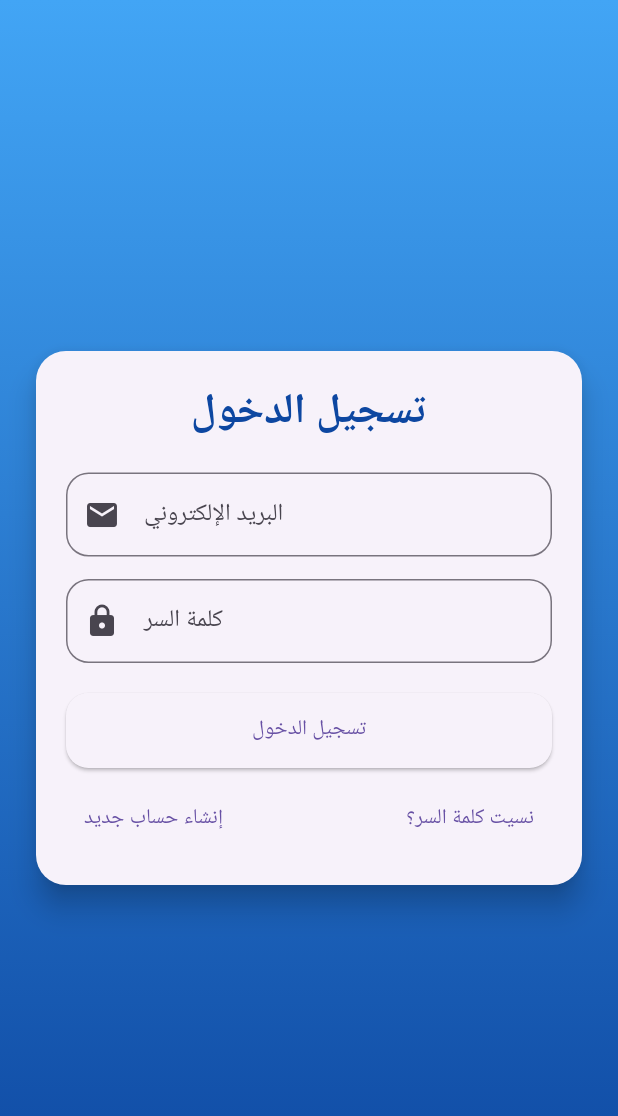
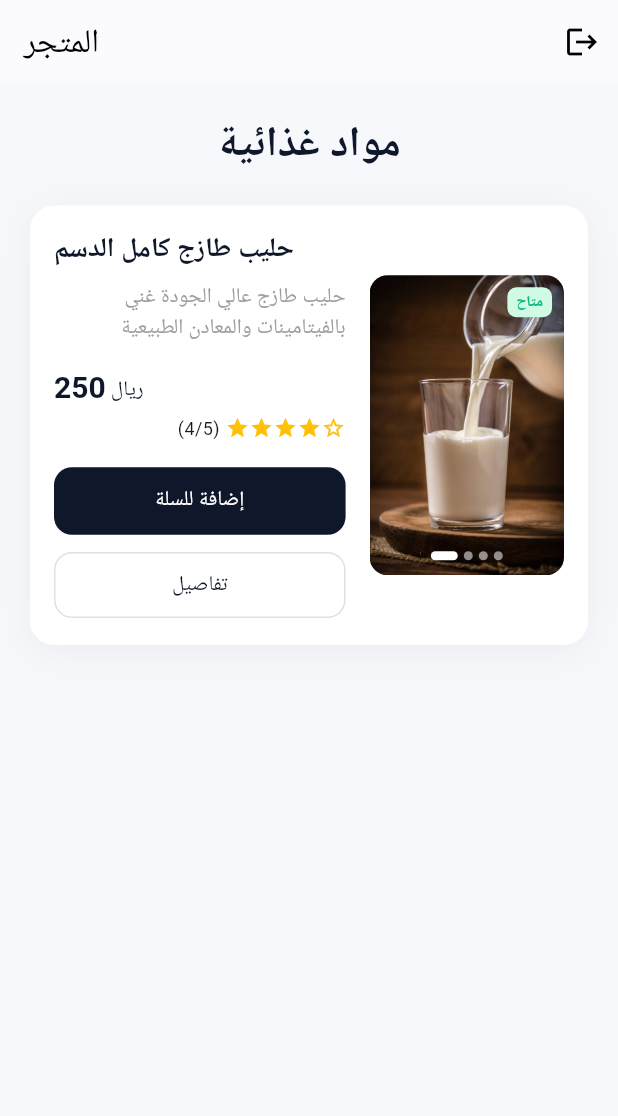
Before and after one commit to tareq-alomari/Mobile-Development, a Flutter app: the screen it shows after launch, on a phone screen of 412 x 824 dp. Shown: the top 1116 px of the screen. Run offline on Flutter 3.47's test engine with Material 3 defaults, Android fonts, the phone set to English and light mode, and no system bars; Roboto replaces fonts that are missing (Cairo).

Commit message:
مهمة عرض بيانات المنتج

```diff
--- /dev/null
+++ b/lib/home_page.dart
@@ -0,0 +1,38 @@
+import 'package:flutter/material.dart';
+import 'product_card.dart';
+
+class HomePage extends StatelessWidget {
+  const HomePage({super.key});
+
+  @override
+  Widget build(BuildContext context) {
+    return Scaffold(
+      backgroundColor: const Color(0xFFF7F8FC),
+      appBar: AppBar(
+        title: const Text('المتجر'),
+        backgroundColor: Colors.white,
+        foregroundColor: Colors.black,
+        elevation: 0.5,
+        automaticallyImplyLeading: false,
+        actions: [
+          IconButton(
+            icon: const Icon(Icons.logout),
+            onPressed: () {
+              Navigator.pushReplacementNamed(context, '/login');
+            },
+          ),
+        ],
+      ),
+      body: SafeArea(
+        child: ListView(
+          padding: const EdgeInsets.all(20.0),
+          children: const [
+            ProductCard(),
+            SizedBox(height: 20),
+            // ProductCard(),
+          ],
+        ),
+      ),
+    );
+  }
+}
--- a/lib/main.dart
+++ b/lib/main.dart
@@ -2,9 +2,11 @@ import 'package:flutter/material.dart';
 import 'login_page.dart';
 import 'signup_page.dart';
 import 'reset_password_page.dart';
+import 'home_page.dart';
 
+//---------------------------------------------------------
 void main() {
-  runApp(StoreApp());
+  runApp(const StoreApp());
 }
 
 class StoreApp extends StatelessWidget {
@@ -15,14 +17,13 @@ class StoreApp extends StatelessWidget {
     return MaterialApp(
       title: 'Store App',
       debugShowCheckedModeBanner: false,
-      theme: ThemeData(
-        primarySwatch: Colors.blue,
-      ),
-      initialRoute: '/login',
+      theme: ThemeData(primarySwatch: Colors.blue, fontFamily: 'Cairo'),
+      initialRoute: '/home',
       routes: {
         '/login': (context) => LoginPage(),
         '/signup': (context) => SignupPage(),
         '/reset': (context) => ResetPasswordPage(),
+        '/home': (context) => HomePage(), //
       },
     );
   }
--- /dev/null
+++ b/lib/product_card.dart
@@ -0,0 +1,266 @@
+// lib/product_card.dart
+import 'package:flutter/material.dart';
+
+class ProductCard extends StatefulWidget {
+  const ProductCard({super.key});
+
+  @override
+  State<ProductCard> createState() => _ProductCardState();
+}
+
+class _ProductCardState extends State<ProductCard> {
+  final List<String> productImages = [
+    'assets/images/1.jpg',
+    'assets/images/2.jpg',
+    'assets/images/3.jpg',
+    'assets/images/4.jpg',
+  ];
+
+  int _currentPage = 0;
+
+  @override
+  Widget build(BuildContext context) {
+    return Column(
+      children: [
+        const Text(
+          'مواد غذائية',
+          style: TextStyle(
+            fontFamily: 'Cairo',
+            fontSize: 28,
+            fontWeight: FontWeight.bold,
+            color: Color(0xFF0F172A),
+          ),
+        ),
+        const SizedBox(height: 20),
+
+        //---------------------------------------------------------
+        Container(
+          decoration: BoxDecoration(
+            color: Colors.white,
+            borderRadius: BorderRadius.circular(16.0),
+            boxShadow: [
+              BoxShadow(
+                color: Colors.black.withValues(alpha: 0.05),
+                blurRadius: 20,
+                offset: const Offset(0, 4),
+              ),
+            ],
+          ),
+          child: Padding(
+            padding: const EdgeInsets.all(16.0),
+            child: Row(
+              children: [
+                Expanded(
+                  flex: 3,
+                  child: Column(
+                    crossAxisAlignment: CrossAxisAlignment.start,
+                    children: [
+                      //---------------------------------------------------------
+                      const Text(
+                        'حليب طازج كامل الدسم',
+                        style: TextStyle(
+                          fontSize: 18,
+                          fontWeight: FontWeight.bold,
+                          color: Color(0xFF0F172A),
+                        ),
+                        textAlign: TextAlign.right,
+                      ),
+                      const SizedBox(height: 8),
+                      const Text(
+                        'حليب طازج عالي الجودة غني بالفيتامينات والمعادن الطبيعية',
+                        style: TextStyle(fontSize: 14, color: Colors.grey),
+                        textAlign: TextAlign.right,
+                      ),
+                      const SizedBox(height: 16),
+
+                      //---------------------------------------------------------
+                      RichText(
+                        textAlign: TextAlign.right,
+                        text: const TextSpan(
+                          style: TextStyle(
+                            fontFamily: 'Cairo',
+                            color: Color(0xFF0F172A),
+                          ),
+                          children: [
+                            TextSpan(
+                              text: '250',
+                              style: TextStyle(
+                                fontSize: 20,
+                                fontWeight: FontWeight.bold,
+                              ),
+                            ),
+                            TextSpan(
+                              text: ' ريال',
+                              style: TextStyle(fontSize: 14),
+                            ),
+                          ],
+                        ),
+                      ),
+                      const SizedBox(height: 8),
+
+                      //---------------------------------------------------------
+                      const Row(
+                        mainAxisAlignment: MainAxisAlignment.end,
+                        children: [
+                          Text('(4/5)', style: TextStyle(fontSize: 12)),
+                          SizedBox(width: 4),
+                          Icon(Icons.star, color: Colors.amber, size: 16),
+                          Icon(Icons.star, color: Colors.amber, size: 16),
+                          Icon(Icons.star, color: Colors.amber, size: 16),
+                          Icon(Icons.star, color: Colors.amber, size: 16),
+                          Icon(
+                            Icons.star_border,
+                            color: Colors.amber,
+                            size: 16,
+                          ),
+                        ],
+                      ),
+                      const SizedBox(height: 16),
+
+                      //---------------------------------------------------------
+                      Column(
+                        children: [
+                          SizedBox(
+                            width: double.infinity,
+                            child: ElevatedButton(
+                              onPressed: () {},
+                              style: ElevatedButton.styleFrom(
+                                backgroundColor: const Color(0xFF0F172A),
+                                foregroundColor: Colors.white,
+                                padding: const EdgeInsets.symmetric(
+                                  vertical: 12,
+                                ),
+                                shape: RoundedRectangleBorder(
+                                  borderRadius: BorderRadius.circular(12.0),
+                                ),
+                                elevation: 0,
+                              ),
+                              child: const Text('إضافة للسلة'),
+                            ),
+                          ),
+                          const SizedBox(height: 8),
+                          SizedBox(
+                            width: double.infinity,
+                            child: OutlinedButton(
+                              onPressed: () {},
+                              style: OutlinedButton.styleFrom(
+                                padding: const EdgeInsets.symmetric(
+                                  vertical: 12,
+                                ),
+                                side: BorderSide(color: Colors.grey.shade300),
+                                shape: RoundedRectangleBorder(
+                                  borderRadius: BorderRadius.circular(12.0),
+                                ),
+                              ),
+                              child: const Text(
+                                'تفاصيل',
+                                style: TextStyle(color: Color(0xFF0F172A)),
+                              ),
+                            ),
+                          ),
+                        ],
+                      ),
+                    ],
+                  ),
+                ),
+
+                const SizedBox(width: 16),
+
+                //---------------------------------------------------------
+                Expanded(
+                  flex: 2,
+                  child: Stack(
+                    children: [
+                      ClipRRect(
+                        borderRadius: BorderRadius.circular(12.0),
+                        child: SizedBox(
+                          height: 200,
+                          width: double.infinity,
+                          child: PageView.builder(
+                            itemCount: productImages.length,
+                            onPageChanged: (index) {
+                              setState(() {
+                                _currentPage = index;
+                              });
+                            },
+                            itemBuilder: (context, index) {
+                              return Image.asset(
+                                productImages[index],
+                                fit: BoxFit.cover,
+                                errorBuilder: (context, error, stackTrace) {
+                                  return Container(
+                                    color: Colors.grey[200],
+                                    child: const Icon(
+                                      Icons.image_not_supported,
+                                      size: 50,
+                                      color: Colors.grey,
+                                    ),
+                                  );
+                                },
+                              );
+                            },
+                          ),
+                        ),
+                      ),
+
+                      //---------------------------------------------------------
+                      Positioned(
+                        bottom: 10.0,
+                        left: 0,
+                        right: 0,
+                        child: Row(
+                          mainAxisAlignment: MainAxisAlignment.center,
+                          children: List.generate(productImages.length, (
+                            index,
+                          ) {
+                            return AnimatedContainer(
+                              duration: const Duration(milliseconds: 300),
+                              margin: const EdgeInsets.symmetric(
+                                horizontal: 2.0,
+                              ),
+                              height: 6.0,
+                              width: _currentPage == index ? 18.0 : 6.0,
+                              decoration: BoxDecoration(
+                                color: _currentPage == index
+                                    ? Colors.white
+                                    : Colors.white54,
+                                borderRadius: BorderRadius.circular(12),
+                              ),
+                            );
+                          }),
+                        ),
+                      ),
+                      //---------------------------------------------------------
+                      Positioned(
+                        top: 8,
+                        right: 8,
+                        child: Container(
+                          padding: const EdgeInsets.symmetric(
+                            horizontal: 6,
+                            vertical: 3,
+                          ),
+                          decoration: BoxDecoration(
+                            color: const Color(0xFFD1FAE5),
+                            borderRadius: BorderRadius.circular(6.0),
+                          ),
+                          child: const Text(
+                            'متاح',
+                            style: TextStyle(
+                              color: Color(0xFF10B981),
+                              fontWeight: FontWeight.bold,
+                              fontSize: 10,
+                            ),
+                          ),
+                        ),
+                      ),
+                    ],
+                  ),
+                ),
+              ],
+            ),
+          ),
+        ),
+      ],
+    );
+  }
+}
--- a/pubspec.yaml
+++ b/pubspec.yaml
@@ -58,10 +58,8 @@ flutter:
   uses-material-design: true
 
   # To add assets to your application, add an assets section, like this:
-  # assets:
-  #   - images/a_dot_burr.jpeg
-  #   - images/a_dot_ham.jpeg
-
+  assets:
+   - assets/images/
   # An image asset can refer to one or more resolution-specific "variants", see
   # https://flutter.dev/to/resolution-aware-images
 
```
Also changed, not shown: assets/images/1.jpg (added), assets/images/2.jpg (added), assets/images/3.jpg (added), assets/images/4.jpg (added), assets/images/5.jpg (added), assets/images/Product-Card.png (added), screenshut/HW2-product_template(Samsung Galaxy S8+).png (added).
